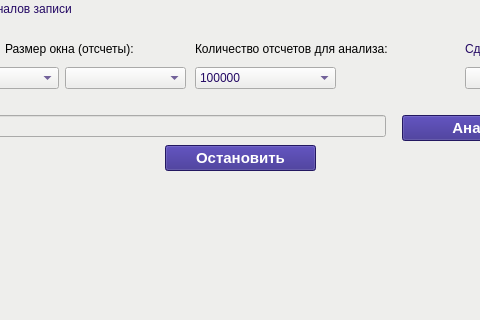
This is form/main.ui in oshkuk22/App_detect_frames_offset as Qt 5 draws it before an edit; both pictures show x 435 to 915 and y 97 to 417 of the 1024 by 815 pixel window. The edited form follows.
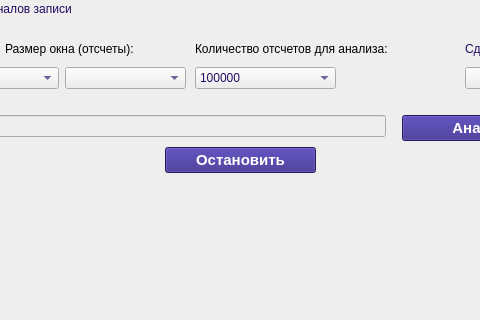
This is the edited form. Icons and pictures are not drawn.

Commit message: add opus and vorbis

Diff of the .ui file:
```diff
--- a/form/main.ui
+++ b/form/main.ui
@@ -435,7 +435,7 @@
      <x>600</x>
      <y>240</y>
      <width>151</width>
-     <height>31</height>
+     <height>35</height>
     </rect>
    </property>
    <layout class="QVBoxLayout" name="verticalLayout_20">
```
Left out of the diff: 20 changed lines with no effect on the pictures. The commit also changes 1 other file.
